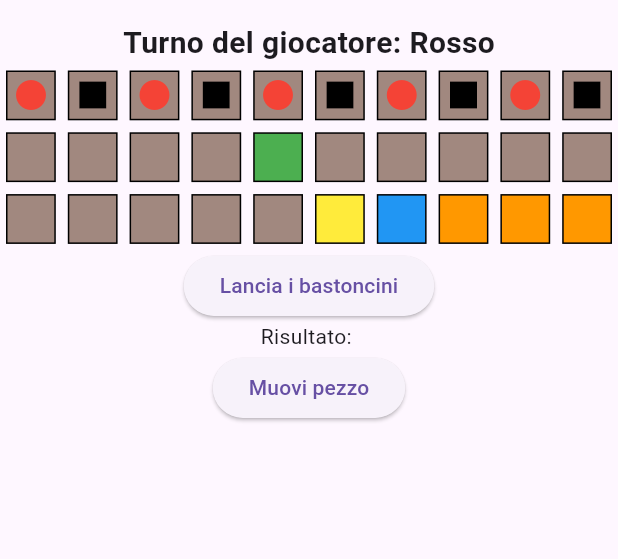
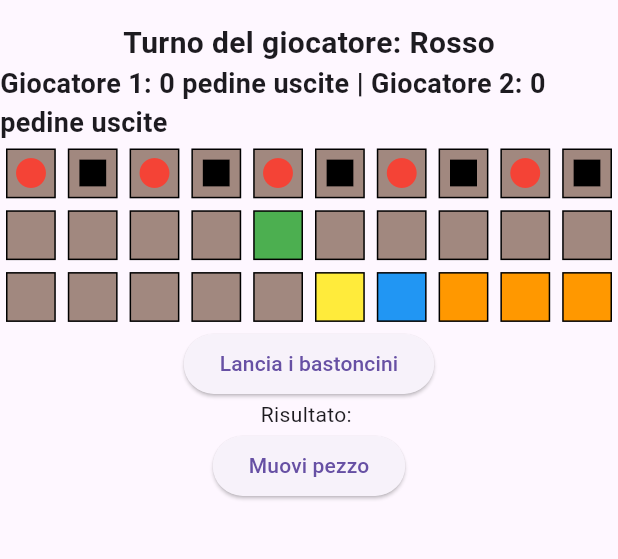
Before and after one commit to BlackWolf00/Senet-Game, a Flutter app: the screen it shows after launch, on a phone screen of 412 x 824 dp, the part 63-622 px from its top. Run offline on Flutter 3.47's test engine with Material 3 defaults, Android fonts, the phone set to English and light mode, and no system bars.

Commit message:
Display info about scores

```diff
--- a/lib/main.dart
+++ b/lib/main.dart
@@ -213,6 +213,10 @@ class _SenetAppState extends State<SenetApp> {
               'Turno del giocatore: ${currentPlayer == 1 ? "Rosso" : "Blu"}',
               style: TextStyle(fontSize: 20, fontWeight: FontWeight.bold),
             ),
+            Text(
+              "Giocatore 1: $player1Score pedine uscite | Giocatore 2: $player2Score pedine uscite",
+              style: TextStyle(fontSize: 18, fontWeight: FontWeight.bold),
+            ),
             GridView.builder(
               shrinkWrap: true,
               gridDelegate: SliverGridDelegateWithFixedCrossAxisCount(
```
